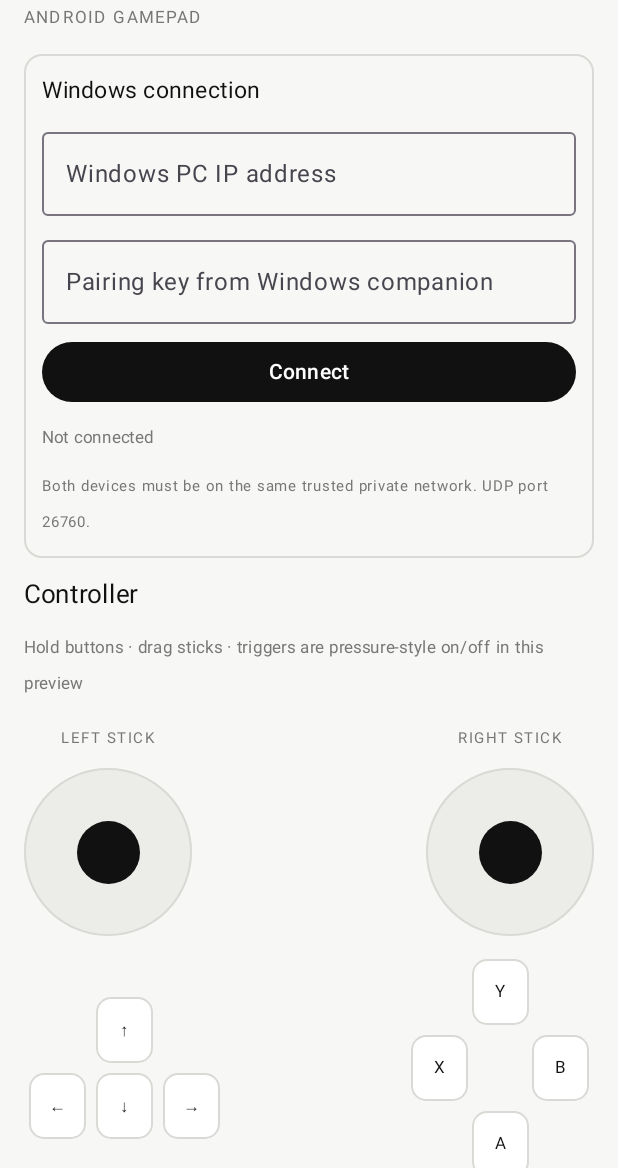
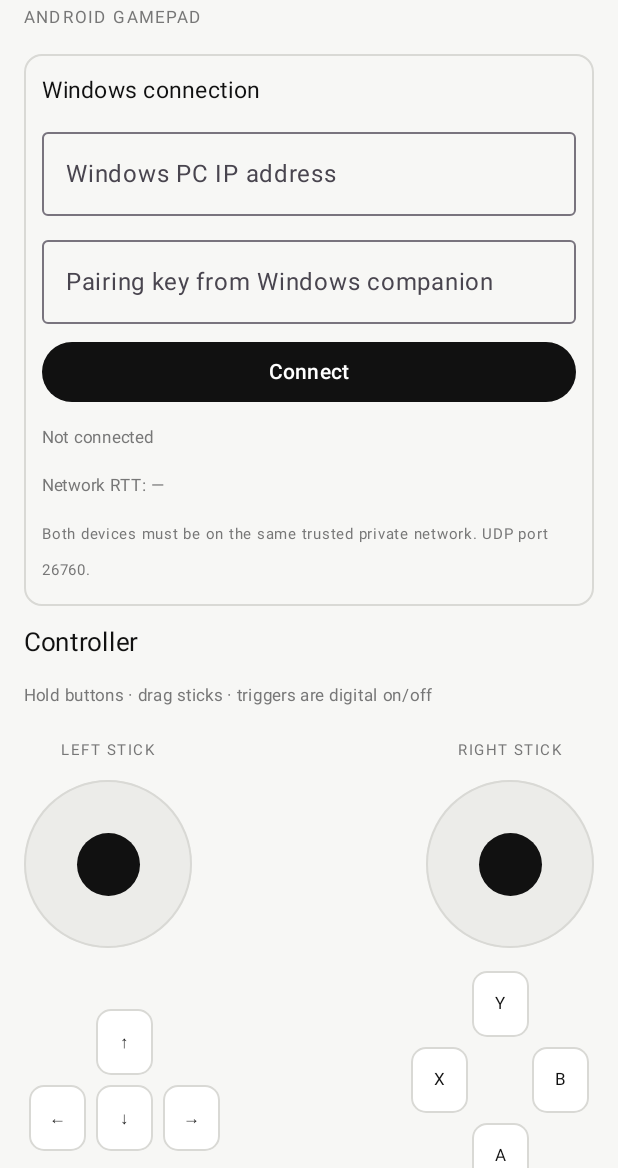
Before and after one commit to Aasimabdul/Zeropad, an Android app built with Jetpack Compose: the screen it shows after launch (MainActivity), on a phone screen of 412 x 824 dp, the part 68-1236 px from its top. Run offline under Robolectric (Android 15) with nearby library versions, the phone set to English and light mode, and no system bars.

Commit message:
feat(android): display measured host round-trip latency

```diff
--- a/android/app/src/main/java/com/simbuild/zeropad/MainActivity.kt
+++ b/android/app/src/main/java/com/simbuild/zeropad/MainActivity.kt
@@ -60,6 +60,7 @@ private fun ControllerScreen() {
     var pairingKey by remember { mutableStateOf("") }
     var connected by remember { mutableStateOf(false) }
     var hostSeen by remember { mutableStateOf(false) }
+    var latencyMs by remember { mutableStateOf<Long?>(null) }
     var status by remember { mutableStateOf("Not connected") }
     var leftX by remember { mutableFloatStateOf(0f) }
     var leftY by remember { mutableFloatStateOf(0f) }
@@ -92,12 +93,14 @@ private fun ControllerScreen() {
         }
         launch {
             while (isActive) {
-                val acknowledged = withContext(Dispatchers.IO) { client.receiveAck() }
-                if (acknowledged) {
+                val ack = withContext(Dispatchers.IO) { client.receiveAck() }
+                if (ack.received) {
                     hostSeen = true
+                    latencyMs = ack.roundTripMs
                     status = "Connected · authenticated"
                 } else if (hostSeen) {
                     hostSeen = false
+                    latencyMs = null
                     status = "Host not responding"
                 }
             }
@@ -156,11 +159,12 @@ private fun ControllerScreen() {
                 modifier = Modifier.fillMaxWidth()
             ) { Text(if (connected) "Disconnect" else "Connect") }
             Text(status, fontSize = 11.sp, color = if (hostSeen) Ink else Muted)
+            Text("Network RTT: ${latencyMs?.let { "$it ms" } ?: "—"}", fontSize = 11.sp, color = Muted)
             Text("Both devices must be on the same trusted private network. UDP port 26760.", fontSize = 10.sp, color = Muted)
         }
 
         Text("Controller", fontSize = 17.sp, color = Ink)
-        Text("Hold buttons · drag sticks · triggers are pressure-style on/off in this preview", fontSize = 11.sp, color = Muted)
+        Text("Hold buttons · drag sticks · triggers are digital on/off", fontSize = 11.sp, color = Muted)
         Row(Modifier.fillMaxWidth(), horizontalArrangement = Arrangement.SpaceBetween, verticalAlignment = Alignment.CenterVertically) {
             StickPad("LEFT STICK", leftX, leftY, onAxis = { x, y -> leftX = x; leftY = y })
             StickPad("RIGHT STICK", rightX, rightY, onAxis = { x, y -> rightX = x; rightY = y })
@@ -196,7 +200,7 @@ private fun ControllerScreen() {
         Text("Diagnostics", fontSize = 14.sp, color = Ink)
         Text("Buttons: ${pressed.joinToString().ifEmpty { "none" }}", fontSize = 11.sp, color = Muted)
         Text("L: ${axisText(leftX)}, ${axisText(leftY)}    R: ${axisText(rightX)}, ${axisText(rightY)}", fontSize = 11.sp, color = Muted)
-        Text("Network sends at 20 Hz with authenticated snapshots. Latency measurements and USB are not implemented yet.", fontSize = 11.sp, color = Muted)
+        Text("Network sends authenticated snapshots at 20 Hz. RTT is phone-to-host-and-back, not total game input latency. USB is not implemented yet.", fontSize = 11.sp, color = Muted)
     }
 }
 
```
